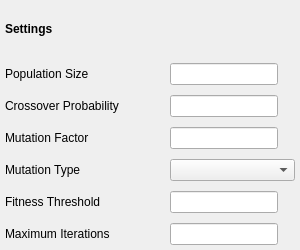
Above: tesgui/de_params.ui from AbbyGi/tesgui before the change. Below: the same form after it.
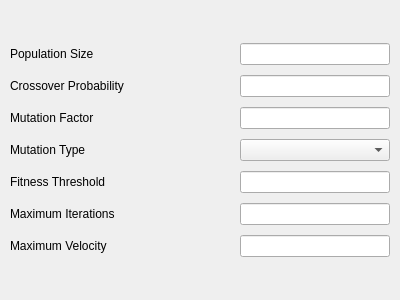
That is the form after the change.

Diff of the .ui file:
```diff
--- a/tesgui/de_params.ui
+++ b/tesgui/de_params.ui
@@ -6,13 +6,19 @@
    <rect>
     <x>0</x>
     <y>0</y>
-    <width>300</width>
-    <height>250</height>
+    <width>400</width>
+    <height>300</height>
    </rect>
   </property>
+  <property name="minimumSize">
+   <size>
+    <width>400</width>
+    <height>300</height>
+   </size>
+  </property>
   <property name="maximumSize">
    <size>
-    <width>300</width>
+    <width>500</width>
     <height>300</height>
    </size>
   </property>
@@ -21,19 +27,19 @@
   </property>
   <layout class="QVBoxLayout" name="verticalLayout">
    <property name="spacing">
-    <number>0</number>
+    <number>5</number>
    </property>
    <property name="leftMargin">
-    <number>0</number>
+    <number>5</number>
    </property>
    <property name="topMargin">
-    <number>0</number>
+    <number>5</number>
    </property>
    <property name="rightMargin">
-    <number>0</number>
+    <number>5</number>
    </property>
    <property name="bottomMargin">
-    <number>0</number>
+    <number>5</number>
    </property>
    <item>
     <layout class="QGridLayout" name="gridLayout">
@@ -52,78 +58,120 @@
      <property name="spacing">
       <number>10</number>
      </property>
-     <item row="5" column="2">
+     <item row="0" column="2">
       <widget class="QLabel" name="label_2">
+       <property name="minimumSize">
+        <size>
+         <width>60</width>
+         <height>0</height>
+        </size>
+       </property>
        <property name="text">
         <string>Population Size</string>
        </property>
       </widget>
      </item>
-     <item row="4" column="2">
-      <widget class="QLabel" name="label">
-       <property name="font">
-        <font>
-         <weight>75</weight>
-         <bold>true</bold>
-        </font>
+     <item row="0" column="3">
+      <widget class="QLineEdit" name="popsizeLE">
+       <property name="sizePolicy">
+        <sizepolicy hsizetype="Fixed" vsizetype="Fixed">
+         <horstretch>0</horstretch>
+         <verstretch>0</verstretch>
+        </sizepolicy>
+       </property>
+       <property name="minimumSize">
+        <size>
+         <width>150</width>
+         <height>0</height>
+        </size>
+       </property>
+       <property name="maximumSize">
+        <size>
+         <width>150</width>
+         <height>16777215</height>
+        </size>
+       </property>
+      </widget>
+     </item>
+     <item row="1" column="2">
+      <widget class="QLabel" name="label_3">
+       <property name="minimumSize">
+        <size>
+         <width>60</width>
+         <height>0</height>
+        </size>
        </property>
        <property name="text">
-        <string>Settings</string>
+        <string>Crossover Probability</string>
        </property>
       </widget>
      </item>
-     <item row="7" column="2">
+     <item row="5" column="2">
       <widget class="QLabel" name="label_4">
+       <property name="minimumSize">
+        <size>
+         <width>60</width>
+         <height>0</height>
+        </size>
+       </property>
        <property name="text">
         <string>Mutation Factor</string>
        </property>
       </widget>
      </item>
-     <item row="9" column="2">
-      <widget class="QLabel" name="label_6">
-       <property name="text">
-        <string>Fitness Threshold</string>
-       </property>
-      </widget>
-     </item>
      <item row="6" column="2">
-      <widget class="QLabel" name="label_3">
-       <property name="text">
-        <string>Crossover Probability</string>
-       </property>
-      </widget>
-     </item>
-     <item row="8" column="2">
       <widget class="QLabel" name="label_5">
+       <property name="minimumSize">
+        <size>
+         <width>60</width>
+         <height>0</height>
+        </size>
+       </property>
        <property name="text">
         <string>Mutation Type</string>
        </property>
       </widget>
      </item>
-     <item row="10" column="2">
+     <item row="7" column="2">
+      <widget class="QLabel" name="label_6">
+       <property name="minimumSize">
+        <size>
+         <width>60</width>
+         <height>0</height>
+        </size>
+       </property>
+       <property name="text">
+        <string>Fitness Threshold</string>
+       </property>
+      </widget>
+     </item>
+     <item row="8" column="2">
       <widget class="QLabel" name="label_7">
+       <property name="minimumSize">
+        <size>
+         <width>60</width>
+         <height>0</height>
+        </size>
+       </property>
        <property name="text">
         <string>Maximum Iterations</string>
        </property>
       </widget>
      </item>
-     <item row="5" column="3">
-      <widget class="QLineEdit" name="popsizeLE">
-       <property name="sizePolicy">
-        <sizepolicy hsizetype="Fixed" vsizetype="Fixed">
-         <horstretch>0</horstretch>
-         <verstretch>0</verstretch>
-        </sizepolicy>
-       </property>
+     <item row="9" column="2">
+      <widget class="QLabel" name="label">
        <property name="minimumSize">
         <size>
-         <width>75</width>
+         <width>60</width>
          <height>0</height>
         </size>
        </property>
+       <property name="text">
+        <string>Maximum Velocity</string>
+       </property>
       </widget>
      </item>
-     <item row="6" column="3">
+     <item row="1" column="3">
       <widget class="QLineEdit" name="crossLE">
        <property name="sizePolicy">
         <sizepolicy hsizetype="Fixed" vsizetype="Fixed">
@@ -133,13 +181,19 @@
        </property>
        <property name="minimumSize">
         <size>
-         <width>75</width>
+         <width>150</width>
          <height>0</height>
         </size>
        </property>
+       <property name="maximumSize">
+        <size>
+         <width>150</width>
+         <height>16777215</height>
+        </size>
+       </property>
       </widget>
      </item>
-     <item row="7" column="3">
+     <item row="5" column="3">
       <widget class="QLineEdit" name="mutLE">
        <property name="sizePolicy">
         <sizepolicy hsizetype="Fixed" vsizetype="Fixed">
@@ -149,13 +203,19 @@
        </property>
        <property name="minimumSize">
         <size>
-         <width>75</width>
+         <width>150</width>
          <height>0</height>
         </size>
        </property>
+       <property name="maximumSize">
+        <size>
+         <width>150</width>
+         <height>16777215</height>
+        </size>
+       </property>
       </widget>
      </item>
-     <item row="8" column="3">
+     <item row="6" column="3">
       <widget class="QComboBox" name="mutTypeCB">
        <property name="sizePolicy">
         <sizepolicy hsizetype="Fixed" vsizetype="Fixed">
@@ -165,13 +225,19 @@
        </property>
        <property name="minimumSize">
         <size>
-         <width>125</width>
+         <width>150</width>
          <height>0</height>
         </size>
        </property>
+       <property name="maximumSize">
+        <size>
+         <width>150</width>
+         <height>16777215</height>
+        </size>
+       </property>
       </widget>
      </item>
-     <item row="9" column="3">
+     <item row="7" column="3">
       <widget class="QLineEdit" name="thresholdLE">
        <property name="sizePolicy">
         <sizepolicy hsizetype="Fixed" vsizetype="Fixed">
@@ -181,13 +247,19 @@
        </property>
        <property name="minimumSize">
         <size>
-         <width>75</width>
+         <width>150</width>
          <height>0</height>
         </size>
        </property>
+       <property name="maximumSize">
+        <size>
+         <width>150</width>
+         <height>16777215</height>
+        </size>
+       </property>
       </widget>
      </item>
-     <item row="10" column="3">
+     <item row="8" column="3">
       <widget class="QLineEdit" name="maxIterLE">
        <property name="sizePolicy">
         <sizepolicy hsizetype="Fixed" vsizetype="Fixed">
@@ -197,8 +269,36 @@
        </property>
        <property name="minimumSize">
         <size>
-         <width>75</width>
+         <width>150</width>
          <height>0</height>
+        </size>
+       </property>
+       <property name="maximumSize">
+        <size>
+         <width>150</width>
+         <height>16777215</height>
+        </size>
+       </property>
+      </widget>
+     </item>
+     <item row="9" column="3">
+      <widget class="QLineEdit" name="maxVelLE">
+       <property name="sizePolicy">
+        <sizepolicy hsizetype="Fixed" vsizetype="Fixed">
+         <horstretch>0</horstretch>
+         <verstretch>0</verstretch>
+        </sizepolicy>
+       </property>
+       <property name="minimumSize">
+        <size>
+         <width>150</width>
+         <height>0</height>
+        </size>
+       </property>
+       <property name="maximumSize">
+        <size>
+         <width>150</width>
+         <height>16777215</height>
         </size>
        </property>
       </widget>
```
